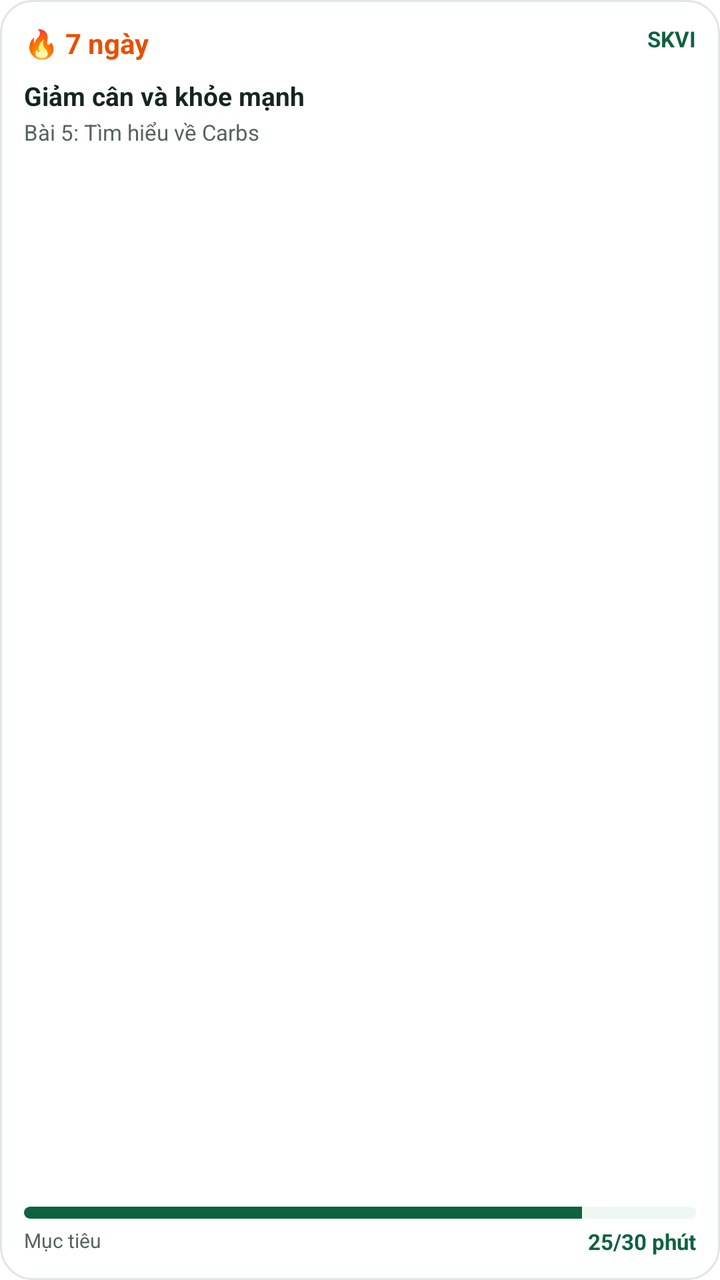
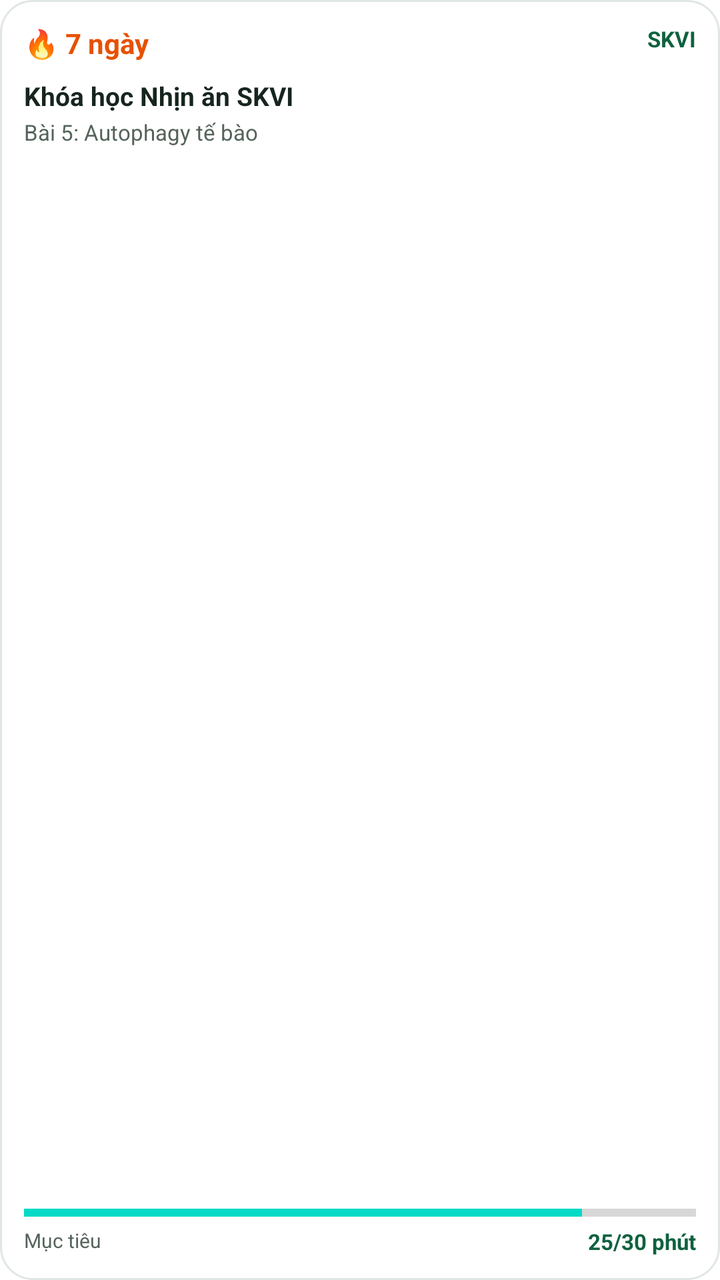

The first picture is an Android layout as it rendered before a commit; the second is the same layout after the commit. The layout source and the unified diff follow.
<!-- AndroidManifest.xml: fallback theme Theme.MaterialComponents.DayNight.NoActionBar -->
<!-- res/layout/widget_learning_streak.xml -->
<?xml version="1.0" encoding="utf-8"?>
<LinearLayout xmlns:android="http://schemas.android.com/apk/res/android"
    android:id="@+id/widget_root"
    android:layout_width="match_parent"
    android:layout_height="match_parent"
    android:orientation="vertical"
    android:padding="12dp"
    android:background="@drawable/widget_background">

    <RelativeLayout
        android:layout_width="match_parent"
        android:layout_height="wrap_content">

        <TextView
            android:id="@+id/tv_streak"
            android:layout_width="wrap_content"
            android:layout_height="wrap_content"
            android:text="🔥 7 ngày"
            android:textColor="#E65100"
            android:textSize="14sp"
            android:textStyle="bold" />

        <TextView
            android:id="@+id/tv_badge"
            android:layout_width="wrap_content"
            android:layout_height="wrap_content"
            android:layout_alignParentEnd="true"
            android:text="SKVI"
            android:textColor="#0F623F"
            android:textSize="11sp"
            android:textStyle="bold" />
    </RelativeLayout>

    <TextView
        android:id="@+id/tv_course"
        android:layout_width="match_parent"
        android:layout_height="wrap_content"
        android:layout_marginTop="8dp"
        android:text="Giảm cân và khỏe mạnh"
        android:textColor="#16251E"
        android:textSize="13sp"
        android:textStyle="bold"
        android:maxLines="1"
        android:ellipsize="end" />

    <TextView
        android:id="@+id/tv_next_lesson"
        android:layout_width="match_parent"
        android:layout_height="wrap_content"
        android:layout_marginTop="2dp"
        android:text="Bài 5: Tìm hiểu về Carbs"
        android:textColor="#55645B"
        android:textSize="11sp"
        android:maxLines="1"
        android:ellipsize="end" />

    <View
        android:layout_width="match_parent"
        android:layout_height="0dp"
        android:layout_weight="1" />

    <ProgressBar
        android:id="@+id/pb_goal"
        style="?android:attr/progressBarStyleHorizontal"
        android:layout_width="match_parent"
        android:layout_height="6dp"
        android:max="100"
        android:progress="83"
        android:progressDrawable="@drawable/widget_progress_bar" />

    <RelativeLayout
        android:layout_width="match_parent"
        android:layout_height="wrap_content"
        android:layout_marginTop="4dp">

        <TextView
            android:layout_width="wrap_content"
            android:layout_height="wrap_content"
            android:text="Mục tiêu"
            android:textColor="#55645B"
            android:textSize="10sp" />

        <TextView
            android:id="@+id/tv_progress"
            android:layout_width="wrap_content"
            android:layout_height="wrap_content"
            android:layout_alignParentEnd="true"
            android:text="25/30 phút"
            android:textColor="#0F623F"
            android:textSize="11sp"
            android:textStyle="bold" />
    </RelativeLayout>
</LinearLayout>
<!-- resources referenced by this layout -->
<resources>
  <!-- drawable widget_background (drawable) -->
  <?xml version="1.0" encoding="utf-8"?>
  <shape xmlns:android="http://schemas.android.com/apk/res/android">
      <solid android:color="#FFFFFF" />
      <corners android:radius="16dp" />
      <stroke
          android:width="1dp"
          android:color="#E0E7E2" />
  </shape>
  <!-- drawable widget_progress_bar (drawable) -->
  <?xml version="1.0" encoding="utf-8"?>
  <layer-list xmlns:android="http://schemas.android.com/apk/res/android">
      <item android:id="@android:id/background">
          <shape>
              <corners android:radius="3dp" />
              <solid android:color="#EEF7F2" />
          </shape>
      </item>
      <item android:id="@android:id/progress">
          <clip>
              <shape>
                  <corners android:radius="3dp" />
                  <solid android:color="#0F623F" />
              </shape>
          </clip>
      </item>
  </layer-list>
</resources>

<!-- the commit's change to res/layout/widget_learning_streak.xml (unified diff, before → after) -->
@@ -36,7 +36,7 @@
         android:layout_width="match_parent"
         android:layout_height="wrap_content"
         android:layout_marginTop="8dp"
-        android:text="Giảm cân và khỏe mạnh"
+        android:text="Khóa học Nhịn ăn SKVI"
         android:textColor="#16251E"
         android:textSize="13sp"
         android:textStyle="bold"
@@ -48,7 +48,7 @@
         android:layout_width="match_parent"
         android:layout_height="wrap_content"
         android:layout_marginTop="2dp"
-        android:text="Bài 5: Tìm hiểu về Carbs"
+        android:text="Bài 5: Autophagy tế bào"
         android:textColor="#55645B"
         android:textSize="11sp"
         android:maxLines="1"
@@ -65,8 +65,7 @@
         android:layout_width="match_parent"
         android:layout_height="6dp"
         android:max="100"
-        android:progress="83"
-        android:progressDrawable="@drawable/widget_progress_bar" />
+        android:progress="83" />
 
     <RelativeLayout
         android:layout_width="match_parent"
<!-- resource entries referenced after the edit -->
@@ -9,23 +9,5 @@
           android:width="1dp"
           android:color="#E0E7E2" />
   </shape>
-  <!-- drawable widget_progress_bar (drawable) -->
-  <?xml version="1.0" encoding="utf-8"?>
-  <layer-list xmlns:android="http://schemas.android.com/apk/res/android">
-      <item android:id="@android:id/background">
-          <shape>
-              <corners android:radius="3dp" />
-              <solid android:color="#EEF7F2" />
-          </shape>
-      </item>
-      <item android:id="@android:id/progress">
-          <clip>
-              <shape>
-                  <corners android:radius="3dp" />
-                  <solid android:color="#0F623F" />
-              </shape>
-          </clip>
-      </item>
-  </layer-list>
 </resources>
 
